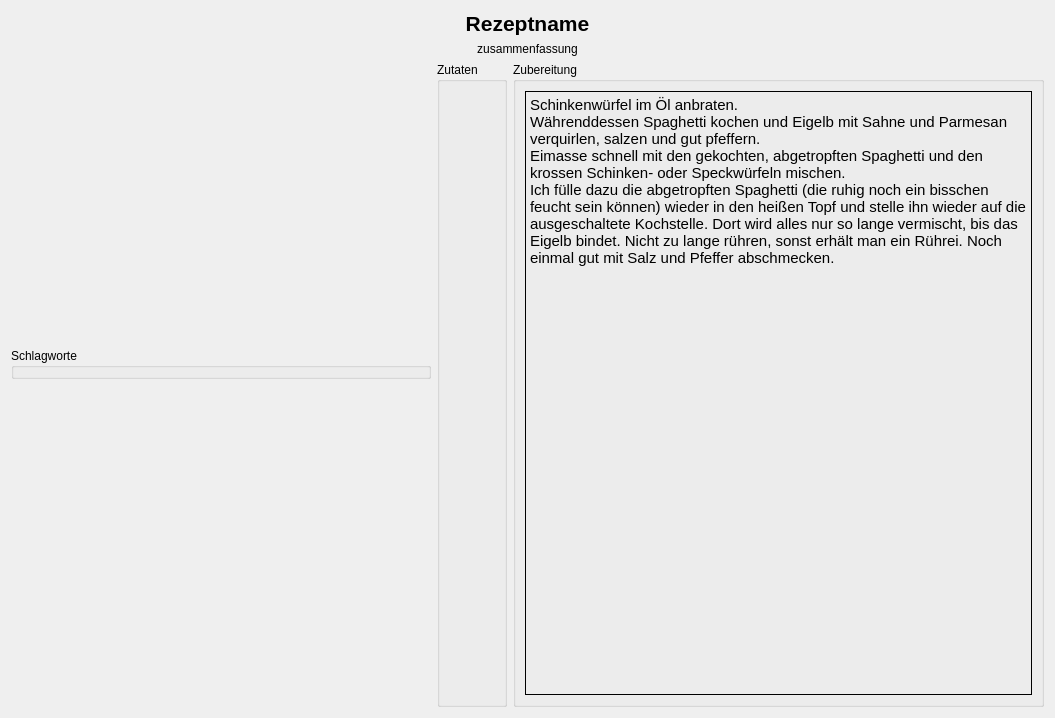
First picture: the form in RecipeWidget.ui, repository Indidev/headcooker, before the edit.
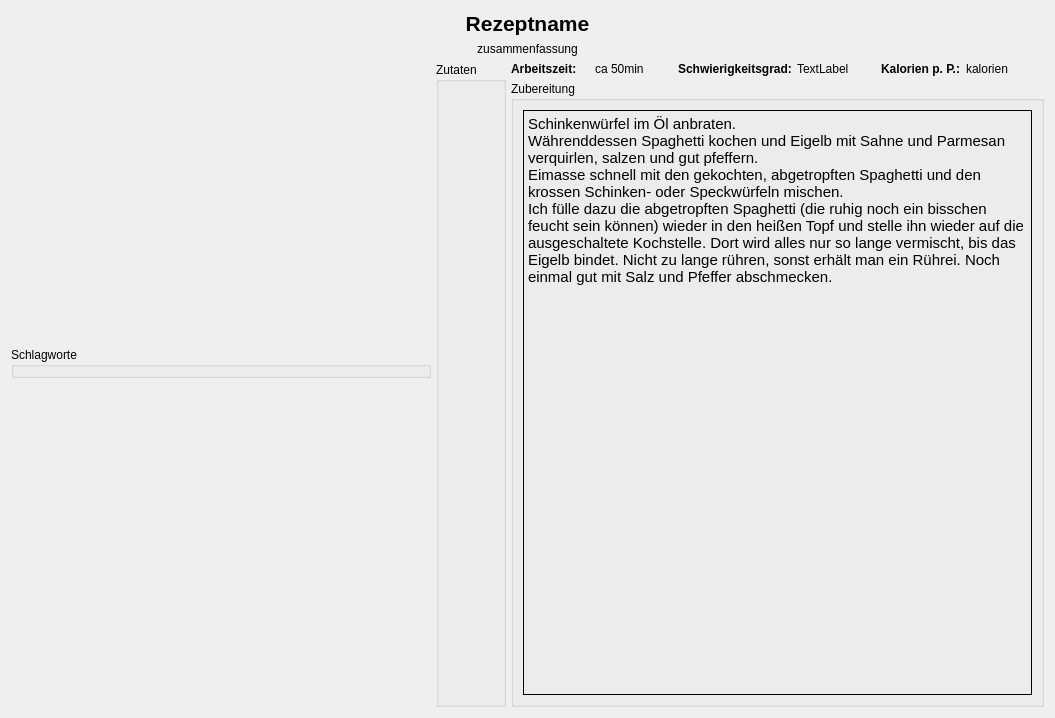
Second picture: the form after the edit.

Commit message: added meta-informations

Patch:
```diff
--- a/RecipeWidget.ui
+++ b/RecipeWidget.ui
@@ -49,6 +49,9 @@
    </item>
    <item>
     <layout class="QHBoxLayout" name="horizontalLayout_2">
+     <property name="spacing">
+      <number>5</number>
+     </property>
      <property name="topMargin">
       <number>0</number>
      </property>
@@ -81,6 +84,9 @@
          <property name="title">
           <string>Schlagworte</string>
          </property>
+         <property name="flat">
+          <bool>false</bool>
+         </property>
         </widget>
        </item>
        <item>
@@ -91,7 +97,7 @@
          <property name="sizeHint" stdset="0">
           <size>
            <width>20</width>
-           <height>40</height>
+           <height>0</height>
           </size>
          </property>
         </spacer>
@@ -131,6 +137,78 @@
       </layout>
      </item>
      <item>
+      <layout class="QVBoxLayout" name="verticalLayout_6">
+       <property name="leftMargin">
+        <number>0</number>
+       </property>
+       <item>
+        <layout class="QHBoxLayout" name="horizontalLayout">
+         <property name="topMargin">
+          <number>0</number>
+         </property>
+         <item>
+          <widget class="QLabel" name="label_2">
+           <property name="font">
+            <font>
+             <weight>75</weight>
+             <bold>true</bold>
+            </font>
+           </property>
+           <property name="text">
+            <string>Arbeitszeit:</string>
+           </property>
+          </widget>
+         </item>
+         <item>
+          <widget class="QLabel" name="preparationTimeLabel">
+           <property name="text">
+            <string>ca 50min</string>
+           </property>
+          </widget>
+         </item>
+         <item>
+          <widget class="QLabel" name="label_3">
+           <property name="font">
+            <font>
+             <weight>75</weight>
+             <bold>true</bold>
+            </font>
+           </property>
+           <property name="text">
+            <string>Schwierigkeitsgrad:</string>
+           </property>
+          </widget>
+         </item>
+         <item>
+          <widget class="QLabel" name="difficultyLabel">
+           <property name="text">
+            <string>TextLabel</string>
+           </property>
+          </widget>
+         </item>
+         <item>
+          <widget class="QLabel" name="label_5">
+           <property name="font">
+            <font>
+             <weight>75</weight>
+             <bold>true</bold>
+            </font>
+           </property>
+           <property name="text">
+            <string>Kalorien p. P.:</string>
+           </property>
+          </widget>
+         </item>
+         <item>
+          <widget class="QLabel" name="caloriesLabel">
+           <property name="text">
+            <string>kalorien</string>
+           </property>
+          </widget>
+         </item>
+        </layout>
+       </item>
+       <item>
       <widget class="QGroupBox" name="groupBox_2">
        <property name="title">
         <string>Zubereitung</string>
@@ -225,6 +303,8 @@
         </item>
        </layout>
       </widget>
+       </item>
+      </layout>
      </item>
     </layout>
    </item>
```
Lines whose indentation alone changed are shown as unchanged. The commit also changes 2 other files.
